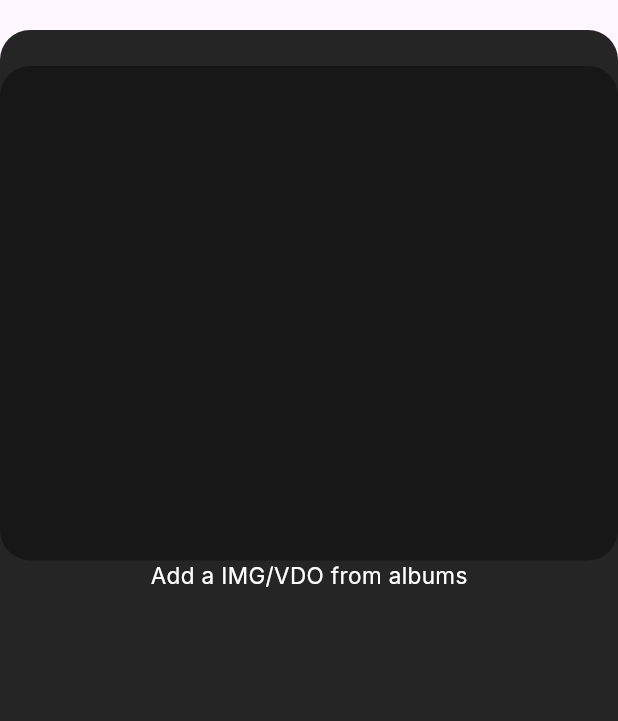
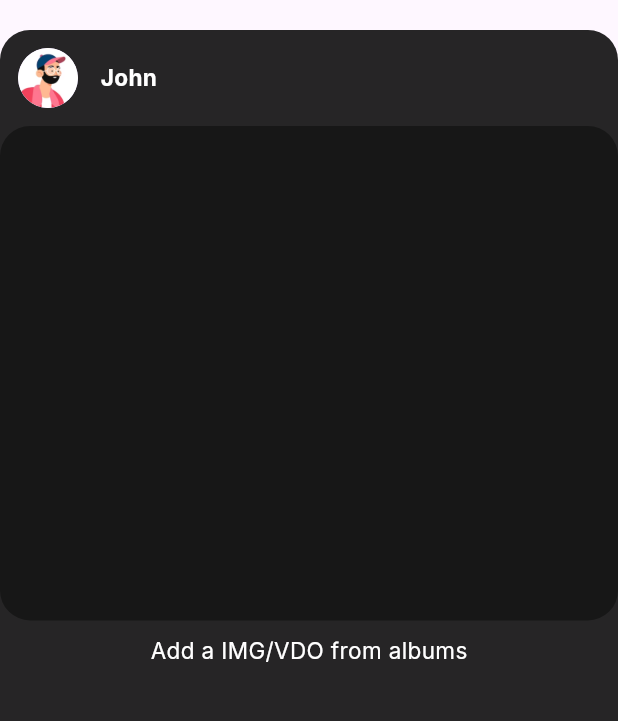
Before and after one commit to Yong509/stepp-app, a Flutter app: the AddCoverPage screen opened directly, on a phone screen of 412 x 824 dp, the part 69-790 px from its top. Run offline on Flutter 3.47's test engine with Material 3 defaults, Android fonts, the phone set to English and light mode, and no system bars; our stand-ins replace cached_network_image, google_fonts, phosphor_flutter, skeletonizer, sliding_up_panel, video_player; missing offline and left inert: easy_image_viewer, photo_manager, photo_manager_image_provider; network calls fail.

Commit message:
with profile widget

```diff
--- a/lib/constants/home/feed/add_cover_stepp_page_ui_strings.dart
+++ b/lib/constants/home/feed/add_cover_stepp_page_ui_strings.dart
@@ -1,3 +1,4 @@
 class AddCoverSteppUiStrings {
   static const pageTitle = "New STEPP";
+  static const preview = "Preview";
 }
--- a/lib/pages/home/feed/add_cover_stepp_page.dart
+++ b/lib/pages/home/feed/add_cover_stepp_page.dart
@@ -1,11 +1,10 @@
 import 'package:flutter/material.dart';
-import 'package:flutter/widgets.dart';
 import 'package:photo_manager/photo_manager.dart';
 import 'package:photo_manager_image_provider/photo_manager_image_provider.dart';
 import 'package:skeletonizer/skeletonizer.dart';
 import 'package:stepp_app/constants/home/feed/add_cover_stepp_page_sizes.dart';
 import 'package:stepp_app/constants/home/feed/add_cover_stepp_page_ui_strings.dart';
-import 'package:stepp_app/constants/home/home_page_size.dart';
+import 'package:stepp_app/constants/place/stepp_place_ui_strings.dart';
 import 'package:stepp_app/constants/sizes.dart';
 import 'package:stepp_app/constants/ui_strings.dart';
 import 'package:stepp_app/styles/app_theme.dart';
@@ -73,7 +72,7 @@ class _AddCoverPageState extends State<AddCoverPage> {
             child: CustomButton(
               backgroundColor: Colors.black.withOpacity(AppTheme.opacity85Percent),
               child: Text(
-                "Preview",
+                AddCoverSteppUiStrings.preview,
                 style: context.textTheme.bodySmall!.copyWith(
                   color: Colors.white,
                 ),
@@ -91,8 +90,25 @@ class _AddCoverPageState extends State<AddCoverPage> {
           ),
           child: Column(
             children: [
+              Padding(
+                padding: Sizes.allSidePaddingMedium,
+                child: Row(
+                  children: [
+                    const CircleAvatar(
+                      backgroundImage: AssetImage('assets/images/avatar.png'),
+                      radius: Sizes.profilePictureRadiusSmall,
+                    ),
+                    const SizedBox(
+                      width: Sizes.spacing15,
+                    ),
+                    Text(
+                      SteppPlaceUIStrings.steppPlaceMockProfileName,
+                      style: context.textTheme.bodyMedium!.copyWith(color: Colors.white, fontWeight: FontWeight.bold),
+                    )
+                  ],
+                ),
+              ),
               Container(
-                padding: Sizes.onlyTopPaddingHuge,
                 decoration: const BoxDecoration(
                   borderRadius: Sizes.allRoundBorderMedium,
                 ),
@@ -108,6 +124,8 @@ class _AddCoverPageState extends State<AddCoverPage> {
 
   Widget _buildBeforeSelectImage() {
     return Expanded(
+      child: Padding(
+        padding: Sizes.onlyTopPaddingMedium,
         child: Column(
           children: [
             Text(
@@ -117,7 +135,7 @@ class _AddCoverPageState extends State<AddCoverPage> {
               ),
             ),
             const SizedBox(
-            height: HomePageSize.addSteppInputGallerySpace,
+              height: Sizes.spacing5,
             ),
             Expanded(
               child: ImageGalleryGrid(
@@ -132,6 +150,7 @@ class _AddCoverPageState extends State<AddCoverPage> {
             )
           ],
         ),
+      ),
     );
   }
 
@@ -139,15 +158,17 @@ class _AddCoverPageState extends State<AddCoverPage> {
     if (currentEntity != null) {
       switch (currentEntity!.type) {
         case AssetType.image:
-          return SizedBox(
+          return ClipRRect(
+            borderRadius: Sizes.allRoundBorderMedium,
+            child: Container(
+              width: double.infinity,
               height: AddCoverSteppPageSizes.coverImageSizes(context.deviceSize.height),
-            child: ClipRRect(
-              borderRadius: Sizes.allRoundBorderMedium,
+              color: AppTheme.black900,
               child: AssetEntityImage(
                 currentEntity!,
                 isOriginal: true,
                 filterQuality: FilterQuality.high,
-                fit: BoxFit.cover,
+                fit: BoxFit.fitHeight,
               ),
             ),
           );
@@ -157,7 +178,11 @@ class _AddCoverPageState extends State<AddCoverPage> {
             builder: (context, snapshot) {
               if (snapshot.connectionState == ConnectionState.done) {
                 return Container(
+                  height: AddCoverSteppPageSizes.coverImageSizes(context.deviceSize.height),
+                  decoration: const BoxDecoration(
                     color: AppTheme.black900,
+                    borderRadius: Sizes.allRoundBorderMedium,
+                  ),
                   child: Center(
                     child: AspectRatio(
                       key: ValueKey(currentEntity!.id),
@@ -167,16 +192,23 @@ class _AddCoverPageState extends State<AddCoverPage> {
                   ),
                 );
               }
-              return Skeletonizer(
+              return ClipRRect(
+                borderRadius: Sizes.allRoundBorderMedium,
+                child: Skeletonizer(
                   effect: ShimmerEffect(
                     baseColor: AppTheme.black900,
                     highlightColor: AppTheme.black900.withAlpha(AppTheme.alpha8Percent),
                   ),
                   containersColor: AppTheme.black900,
+                  child: SizedBox(
+                    width: double.infinity,
+                    height: AddCoverSteppPageSizes.coverImageSizes(context.deviceSize.height),
                     child: const Card(
                       margin: EdgeInsets.zero,
                       shape: OutlineInputBorder(
                         borderRadius: BorderRadius.zero,
+                      ),
+                    ),
                   ),
                 ),
               );
@@ -184,6 +216,7 @@ class _AddCoverPageState extends State<AddCoverPage> {
           );
         default:
           return Container(
+            height: AddCoverSteppPageSizes.coverImageSizes(context.deviceSize.height),
             color: AppTheme.black900,
           );
       }
```
Lines whose indentation alone changed are shown as unchanged.
